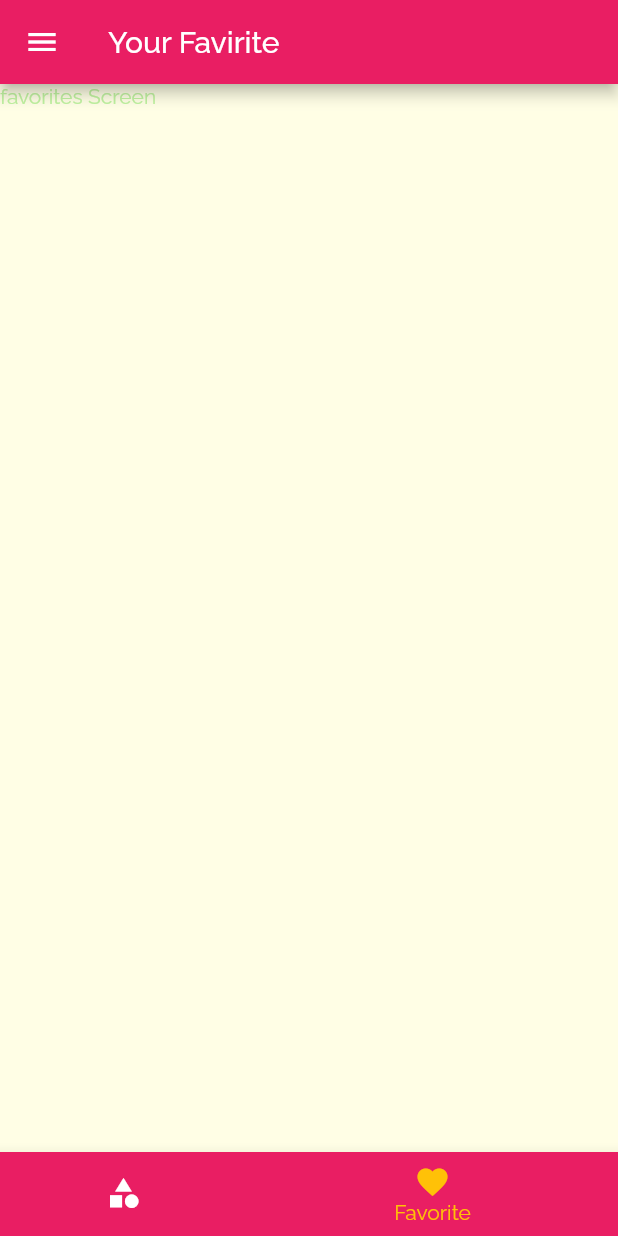
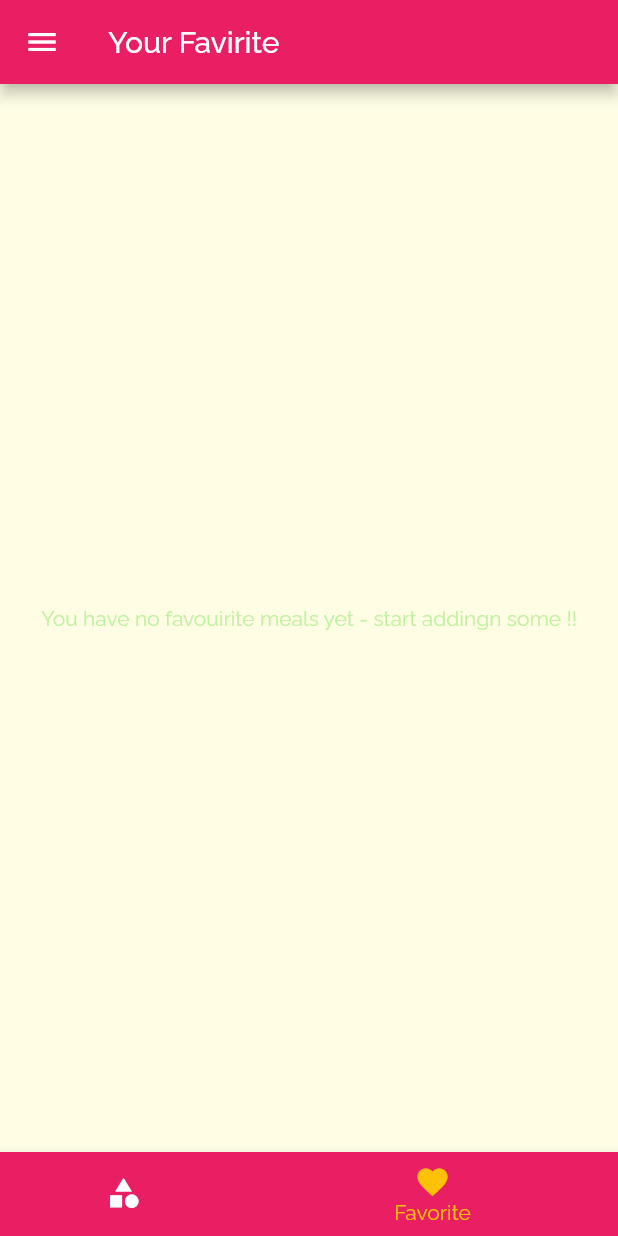
Before and after one commit to baradipavan2017/mealsapp, a Flutter app: the screen it shows after launch, item 2 of the bottom bar chosen, on a phone screen of 412 x 824 dp. Run offline on Flutter 3.47's test engine with Material 2 defaults, Android fonts, the phone set to English and light mode, and no system bars.

Commit message:
completed making favourites

```diff
--- a/lib/main.dart
+++ b/lib/main.dart
@@ -22,6 +22,7 @@ class _MyAppState extends State<MyApp> {
     'vegetarian': false,
   };
   List<Meal> _availableMeals = DUMMY_MEALS;
+  List<Meal> _favoriteMeals = [];
 
   void _setFilters(Map<String, bool> filterData) {
     setState(() {
@@ -42,6 +43,26 @@ class _MyAppState extends State<MyApp> {
         return true;
       }).toList();
     });
+  }
+
+  void _toggleFavorite(String mealId) {
+    final existingIndex =
+        _favoriteMeals.indexWhere((meal) => meal.id == mealId);
+    if (existingIndex >= 0) {
+      setState(() {
+        _favoriteMeals.removeAt(existingIndex);
+      });
+    } else {
+      setState(() {
+        _favoriteMeals.add(
+          DUMMY_MEALS.firstWhere((meal) => meal.id == mealId),
+        );
+      });
+    }
+  }
+
+  bool _isMealFavorite(String id) {
+    return _favoriteMeals.any((meal) => meal.id == id);
   }
 
   @override
@@ -65,10 +86,10 @@ class _MyAppState extends State<MyApp> {
       // home: CategoriesScreen(),
       initialRoute: '/',
       routes: {
-        '/': (ctx) => TabsScreen(),
+        '/': (ctx) => TabsScreen(_favoriteMeals),
         CategoryMealsScreen.routeName: (ctx) =>
             CategoryMealsScreen(_availableMeals),
-        MealDetailScreen.routeName: (ctx) => MealDetailScreen(),
+        MealDetailScreen.routeName: (ctx) => MealDetailScreen(_toggleFavorite,_isMealFavorite),
         FiltersScreen.routeName: (ctx) => FiltersScreen(_setFilters),
       },
       // onGenerateRoute: (settiings) {
--- a/lib/screens/favorites_screen.dart
+++ b/lib/screens/favorites_screen.dart
@@ -1,12 +1,31 @@
 import 'package:flutter/material.dart';
+import '../models/meal.dart';
+import '../widgets/meal_item.dart';
 
 class FavoritesScreen extends StatelessWidget {
+  final List<Meal> favoritesMeals;
+  FavoritesScreen(this.favoritesMeals);
+
   @override
   Widget build(BuildContext context) {
-    return Scaffold(
-      body: Container(
-        child: Text('favorites Screen'),
-      ),
-    );
+    if (favoritesMeals.isEmpty) {
+      return Center(
+        child: Text('You have no favouirite meals yet - start addingn some !!'),
+      );
+    } else {
+      return ListView.builder(
+        itemBuilder: (ctx, index) {
+          return MealItem(
+            id: favoritesMeals[index].id,
+            title: favoritesMeals[index].title,
+            imageurl: favoritesMeals[index].imageUrl,
+            duration: favoritesMeals[index].duration,
+            complexity: favoritesMeals[index].complexity,
+            affordability: favoritesMeals[index].affordability,
+          );
+        },
+        itemCount: favoritesMeals.length,
+      );
+    }
   }
 }
--- a/lib/screens/tabs_screen.dart
+++ b/lib/screens/tabs_screen.dart
@@ -1,19 +1,34 @@
 import 'package:flutter/material.dart';
+import '../models/meal.dart';
 import './categories_screen.dart';
 import './favorites_screen.dart';
 import '../widgets/main_drawer.dart';
 
 class TabsScreen extends StatefulWidget {
+  final List<Meal> favoriteMeals;
+  TabsScreen(this.favoriteMeals);
   @override
   _TabsScreenState createState() => _TabsScreenState();
 }
 
 class _TabsScreenState extends State<TabsScreen> {
-  final List<Map<String, Object>> _pages = [
-    {'page': CategoriesScreen(), 'title': 'Categories'},
-    {'page': FavoritesScreen(), 'title': 'Your Favirite'},
+  List<Map<String, Object>> _pages;
+  int _selectedPageIndex = 0;
+
+  @override
+  void initState() {
+    _pages =[
+    {
+      'page': CategoriesScreen(),
+      'title': 'Categories',
+    },
+    {
+      'page': FavoritesScreen(widget.favoriteMeals),
+      'title': 'Your Favirite',
+    },
   ];
-  int _selectedPageIndex = 0;
+    super.initState();
+  }
 
   void _selectPage(int index) {
     setState(() {
--- a/lib/widgets/meal_item.dart
+++ b/lib/widgets/meal_item.dart
@@ -9,7 +9,7 @@ class MealItem extends StatelessWidget {
   final int duration;
   final Complexity complexity;
   final Affordability affordability;
-  final Function removeItem;
+
 
   MealItem({
     @required this.id,
@@ -18,7 +18,7 @@ class MealItem extends StatelessWidget {
     @required this.duration,
     @required this.complexity,
     @required this.affordability,
-    @required this.removeItem,
+
   });
 
   // COmplexity is in enum which is numersin computer lanuguage -> text
@@ -64,7 +64,7 @@ class MealItem extends StatelessWidget {
     )
         .then((result) {
       if (result != null) {
-        removeItem(result);
+       // removeItem(result);
       }
     });
   }
```
Also changed, not shown: lib/screens/category_meals_screen.dart (+6 -6 lines), lib/screens/meal_detail_screen.dart (+7 -4 lines).
